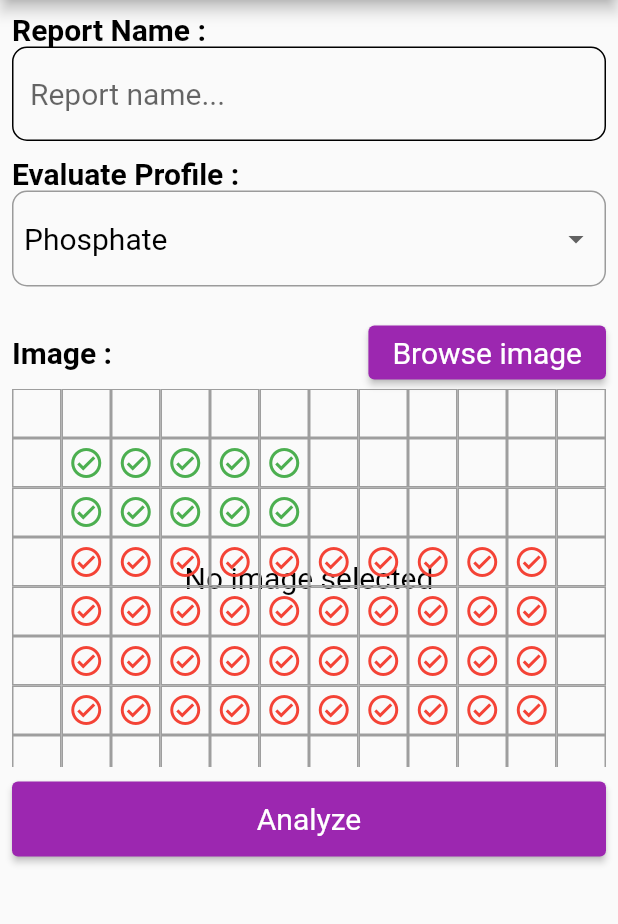
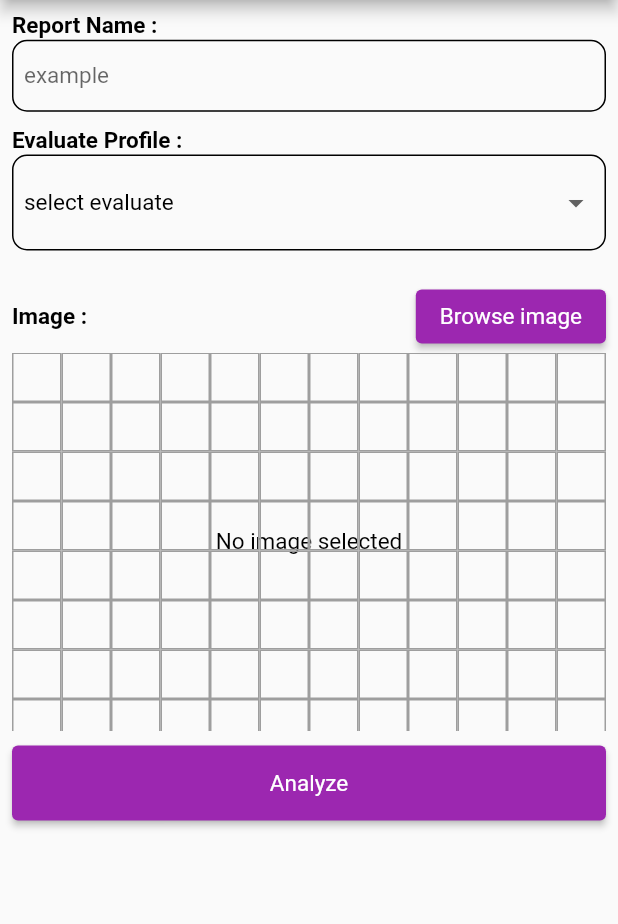
Before and after one commit to porajap/MCSS-Software, a Flutter app: the screen it shows after launch, on a phone screen of 412 x 824 dp, the part 84-1008 px from its top. Run offline on Flutter 3.47's test engine with Material 2 defaults, Android fonts, the phone set to English and light mode, and no system bars; our stand-ins replace bot_toast, google_fonts, image_cropper, image_picker, logger and 1 more; missing offline and left inert: dart:ffi, dart:html, scidart; Roboto replaces fonts that are missing (Sarabun).

```diff
--- a/moblie_app/lib/main.dart
+++ b/moblie_app/lib/main.dart
@@ -3,10 +3,12 @@
 import 'package:flutter/material.dart';
 import 'package:logger/logger.dart';
 import 'pages/InputPage/InputPage.dart';
+import 'package:google_fonts/google_fonts.dart';
 
 void main() {
   runApp(MyApp());
 }
+
 final logger = Logger(
   printer: PrettyPrinter(),
 );
@@ -27,10 +29,13 @@
     }
     return MaterialApp(
       title: "modern-css",
-        builder: BotToastInit(),
-        navigatorObservers: [BotToastNavigatorObserver()],
+      builder: BotToastInit(),
+      navigatorObservers: [BotToastNavigatorObserver()],
       home: MyHomePage(),
-      theme: ThemeData(primarySwatch: Colors.purple),
+      theme: ThemeData(
+          primarySwatch: Colors.purple,
+          focusColor: Colors.purple,
+          textTheme: GoogleFonts.sarabunTextTheme()),
     );
   }
 }
--- a/moblie_app/lib/models/ReportInfo.dart
+++ b/moblie_app/lib/models/ReportInfo.dart
@@ -17,7 +17,7 @@
   Map<String, List<double>> con = {
     'Phosphate': [0, 0.5, 1, 2, 3],
     'Nitrate': [0, 0.5, 1, 2.5, 5],
-    'Potaasium': [0, 5, 10, 20, 30]
+    'Potassium': [0, 5, 10, 20, 30]
   };
   Plate plate = Plate();
   ReportInfo(this.name, this.evaluate, this.red, this.green, this.blue);
@@ -27,7 +27,7 @@
     this.standard = [];
     // print(this.evaluate);
     try {
-      if (this.evaluate == 'Phosphate' || this.evaluate == 'Potaasium') {
+      if (this.evaluate == 'Phosphate' || this.evaluate == 'Potassium') {
         for (int i = 1; i < red.length; i++) {
           if (plate.pnpStandard.contains(i)) {
             // print(i);
@@ -53,7 +53,7 @@
     // print(Plate.php);
     this.sample = [];
     try {
-      if (this.evaluate == 'Phosphate' || this.evaluate == 'Potaasium') {
+      if (this.evaluate == 'Phosphate' || this.evaluate == 'Potassium') {
         for (int i = 1; i < red.length; i++) {
           if (plate.pnpSample.contains(i)) {
             // print(i);
--- a/moblie_app/lib/pages/InputPage/InputPage.dart
+++ b/moblie_app/lib/pages/InputPage/InputPage.dart
@@ -4,6 +4,7 @@
 import 'package:moblie_app/models/ReportInfo.dart';
 import 'package:moblie_app/utils/TextConfig.dart';
 
+import '../../utils/InputDecoration.dart';
 import '../AnalyzePage/ReportPage.dart';
 import 'package:flutter/material.dart';
 import 'package:image_cropper/image_cropper.dart';
@@ -21,19 +22,17 @@
 
 class _MyHomePageState extends State<MyHomePage> {
   final TextEditingController reportName = TextEditingController();
-  String dropdownValue = "Phosphate";
+  String dropdownValue = 'select evaluate';
   File? imageFile;
   File? _image;
-  late ReportInfo report = ReportInfo('','',[],[],[]);
+  late ReportInfo report = ReportInfo('', '', [], [], []);
 
   @override
   void initState() {
     super.initState();
     reportName.clear();
-    report.evaluate = dropdownValue;
+    // report.evaluate = dropdownValue;
   }
-
-
 
   void _showImageDialog() {
     showDialog(
@@ -227,38 +226,32 @@
                         crossAxisAlignment: CrossAxisAlignment.start,
                         children: [
                           Text("Report Name :", style: StyleText.headerText),
+                          SizedBox(
+                            height: 0.5,
+                          ),
                           TextFormField(
                             controller: reportName,
-                            decoration: const InputDecoration(
-                                hintText: "Report name...",
-                                enabledBorder: OutlineInputBorder(
-                                  borderRadius: BorderRadius.all(
-                                    Radius.circular(10),
-                                  ),
-                                ),
-                                focusedBorder: OutlineInputBorder(
-                                    borderRadius:
-                                        BorderRadius.all(Radius.circular(10)))),
+                            decoration:
+                                InputDecorations.inputDec(hintText: 'example'),
                             style: StyleText.normalText,
                           ),
                           SizedBox(
                             height: 10,
                           ),
-                          Text("Evaluate Profile :", style: StyleText.headerText),
+                          Text("Evaluate Profile :",
+                              style: StyleText.headerText),
+                          SizedBox(
+                            height: 0.5,
+                          ),
                           InputDecorator(
-                              decoration: const InputDecoration(
-                                  alignLabelWithHint: true,
-                                  border: OutlineInputBorder(
-                                      borderRadius: BorderRadius.all(
-                                          Radius.circular(10))),
-                                  contentPadding: EdgeInsets.all(8)),
+                            decoration: InputDecorations.inputDec(hintText: ''),
                             child: DropdownButtonHideUnderline(
                               child: DropdownButton<String>(
-                                disabledHint: Text('Choose...'),
+                                borderRadius:
+                                    BorderRadius.all(Radius.circular(10)),
                                 value: dropdownValue,
                                 icon: const Icon(Icons.arrow_drop_down),
-                                isExpanded: true,
-                                elevation: 16,
+                                elevation: 12,
                                 style: StyleText.normalText,
                                 onChanged: (String? newValue) {
                                   setState(() {
@@ -269,6 +262,7 @@
                                   print(report.name);
                                 },
                                 items: [
+                                  'select evaluate',
                                   'Phosphate',
                                   'Nitrate',
                                   'Potassium',
@@ -280,10 +274,13 @@
                                 ].map<DropdownMenuItem<String>>((String value) {
                                   return DropdownMenuItem<String>(
                                     value: value,
-                                    child: Text(value),
+                                    child: Text(value,
+                                        style: StyleText.normalText),
                                   );
                                 }).toList(),
-                              ))),
+                              ),
+                            ),
+                          ),
                         ],
                       ),
                       SizedBox(
@@ -300,22 +297,16 @@
                                   style: StyleText.headerText,
                                 ),
                                 Spacer(),
-                                imageFile == null
-                                    ? ElevatedButton(
+                                ElevatedButton(
                                   style: ElevatedButton.styleFrom(
                                     textStyle: StyleText.normalText,
                                   ),
                                   onPressed: _showImageDialog,
                                   child: Text(
-                                          "Browse image",
-                                        ),
-                                      )
-                                    : ElevatedButton(
-                                        style: ElevatedButton.styleFrom(
-                                            textStyle: StyleText.normalText),
-                                        onPressed: _showImageDialog,
-                                        child: Text(
-                                          "Change image",
+                                    imageFile == null
+                                        ? "Browse image"
+                                        : "Change image",
+                                    style: StyleText.buttonText,
                                   ),
                                 )
                               ],
@@ -323,20 +314,10 @@
                             Container(
                               constraints: BoxConstraints(
                                 maxWidth: MediaQuery.of(context).size.width,
-                                // maxWidth: 300,
-                                // maxHeight: MediaQuery.of(context).size.height,
                                 maxHeight: 252,
                               ),
                               decoration: BoxDecoration(
                                 shape: BoxShape.rectangle,
-                                // border: Border.all(
-                                //   color: Colors.black,
-                                // ),
-                                // image: imageFile != null
-                                //     ? DecorationImage(image: FileImage(imageFile!))
-                                //     : DecorationImage(
-                                //         image:
-                                //             AssetImage('assets/images/water.jpg'))
                               ),
                               child: Stack(
                                 children: [
@@ -359,7 +340,6 @@
                                     shrinkWrap: true,
                                     // physics: NeverScrollableScrollPhysics(),
                                     crossAxisCount: 12,
-                                    // childAspectRatio: 0.67,
                                     children: List.generate(
                                         96,
                                         (index) => _checkBox(
@@ -369,25 +349,29 @@
                               ),
                             ),
                           ]),
-                      SizedBox(height: 10,),
+                      SizedBox(
+                        height: 10,
+                      ),
                       ElevatedButton(
                         style: ElevatedButton.styleFrom(
                             textStyle: StyleText.normalText,
                             minimumSize: const Size.fromHeight(50)),
-                        onPressed: () {imageFile==null?BotToast.showText(text: 'Please fill info'):
-                          Navigator.push(
+                        onPressed: () {
+                          imageFile == null ||
+                                  report.evaluate == 'select evaluate'
+                              ? BotToast.showText(text: 'Please fill info')
+                              : Navigator.push(
                                   context,
                                   MaterialPageRoute(
-                              builder: (BuildContext context) => ReportPage(
+                                    builder: (BuildContext context) =>
+                                        ReportPage(
                                       imageFile: _image,
                                       report: report,
                                     ),
                                   ),
                                 );
                         },
-                        child: Text(
-                          "Analyze",
-                        ),
+                        child: Text("Analyze", style: StyleText.buttonText),
                       ),
                     ]),
               ),
--- /dev/null
+++ b/moblie_app/lib/utils/InputDecoration.dart
@@ -0,0 +1,23 @@
+import 'package:flutter/material.dart';
+
+class InputDecorations {
+  static InputDecoration inputDec({required String hintText}) =>
+      InputDecoration(
+        hintText: hintText,
+        focusColor: Colors.purple,
+        alignLabelWithHint: true,
+        border: const OutlineInputBorder(
+          borderRadius: BorderRadius.all(Radius.circular(10)),
+          borderSide: BorderSide(color: Colors.purple, width: 1),
+        ),
+        contentPadding: const EdgeInsets.all(8),
+        enabledBorder: const OutlineInputBorder(
+          borderRadius: const BorderRadius.all(
+            const Radius.circular(10),
+          ),
+        ),
+        focusedBorder: const OutlineInputBorder(
+          borderRadius: BorderRadius.all(Radius.circular(10)),
+        ),
+      );
+}
--- a/moblie_app/lib/utils/PlateConfig.dart
+++ b/moblie_app/lib/utils/PlateConfig.dart
@@ -1,17 +1,9 @@
-List<int> genRow(int noRow, List<int> rowStart) {
-  var rows;
-  for (int i in rowStart) {
-    rows = List.generate(noRow, (index) => index + i);
-    rows = rows+rows;
-  }
+class Plate {
+  var label = ['D', 'E', 'F', 'G'];
+  var no = [2, 3, 4, 5, 6, 7, 8, 9, 10, 11];
 
-  return rows;
-}
-
-class Plate {
   //Phosphate,Nitrate,Potassium
   var pnpStandard = [14, 15, 16, 17, 18, 26, 27, 28, 29, 30];
-  // var pnpSample = genRow(10, [38,50,62,84]);
   var pnpSample = [
     38,
     39,
--- a/moblie_app/lib/utils/TextConfig.dart
+++ b/moblie_app/lib/utils/TextConfig.dart
@@ -1,7 +1,12 @@
 import 'package:flutter/material.dart';
 
 class StyleText {
-  static TextStyle normalText = const TextStyle(color: Colors.black, fontSize: 20);
-  static TextStyle headerText =
-      const TextStyle(color: Colors.black, fontSize: 20, fontWeight: FontWeight.bold);
+  static TextStyle normalText =
+      const TextStyle(color: Colors.black, fontSize: 15);
+  static TextStyle headerText = const TextStyle(
+      color: Colors.black, fontSize: 15, fontWeight: FontWeight.bold);
+  static TextStyle buttonText =
+      const TextStyle(color: Colors.white, fontSize: 15);
+  static TextStyle resultText = const TextStyle(
+      color: Colors.black, fontSize: 14, fontWeight: FontWeight.bold);
 }
--- a/moblie_app/pubspec.yaml
+++ b/moblie_app/pubspec.yaml
@@ -47,6 +47,7 @@
   syncfusion_flutter_charts: ^19.4.56
   logger: ^1.1.0
   bot_toast: ^4.0.1
+  google_fonts: ^2.3.1
 
 flutter_icons:
   android:  ture
```
Also changed, not shown: moblie_app/lib/pages/AnalyzePage/ReportPage.dart (+40 -50 lines), moblie_app/lib/pages/AnalyzePage/cpmponents/Capturegenerator.dart (+2 -10 lines), moblie_app/lib/pages/AnalyzePage/cpmponents/Graphgenerator.dart (+11 -4 lines), moblie_app/pubspec.lock. Lines whose indentation alone changed are shown as unchanged.
